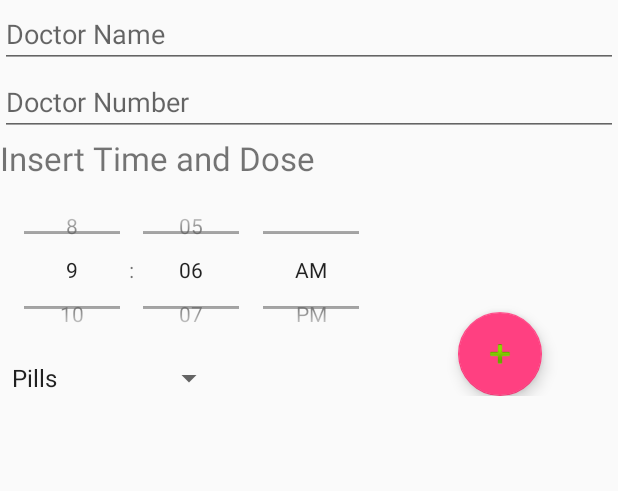
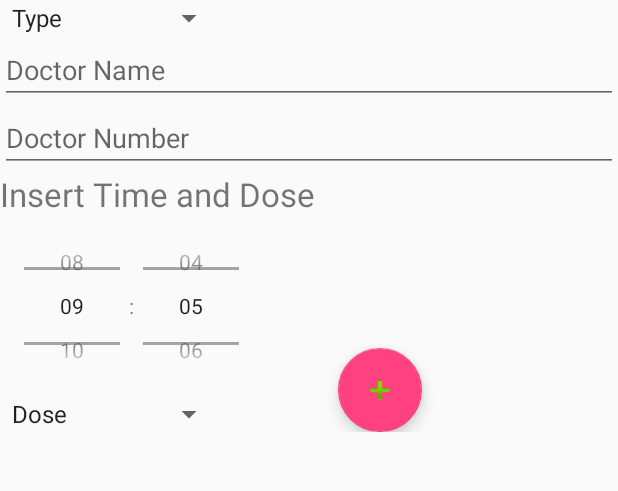
Before and after one commit to zyad224/PrescriptionApp, an Android app: the fragment AddPrescription shown on its own in the app's theme, on a phone screen of 412 x 824 dp, the part 196-687 px from its top. Run offline under Robolectric (Android 15) with nearby library versions, the phone set to English and light mode, and no system bars.

Commit message:
functionalities for AddPrescription page

```diff
--- a/app/src/main/java/com/example/zeyad/prescriptionapp/Fragments/AddPrescription.java
+++ b/app/src/main/java/com/example/zeyad/prescriptionapp/Fragments/AddPrescription.java
@@ -1,20 +1,32 @@
 package com.example.zeyad.prescriptionapp.Fragments;
 
 import android.content.Context;
+import android.content.DialogInterface;
 import android.net.Uri;
 import android.os.Bundle;
+import android.support.design.widget.FloatingActionButton;
+import android.support.design.widget.Snackbar;
 import android.support.v4.app.Fragment;
+import android.support.v7.app.AlertDialog;
+import android.support.v7.app.WindowDecorActionBar;
+import android.util.Log;
 import android.view.LayoutInflater;
 import android.view.View;
 import android.view.ViewGroup;
 import android.support.v7.widget.Toolbar;
+import android.view.animation.Animation;
 import android.widget.AdapterView;
 import android.widget.ArrayAdapter;
+import android.widget.ListView;
 import android.widget.Spinner;
+import android.widget.TimePicker;
 import android.widget.Toast;
 
 import com.example.zeyad.prescriptionapp.MainActivity;
 import com.example.zeyad.prescriptionapp.R;
+
+import java.sql.Time;
+import java.util.ArrayList;
 
 /**
  * A simple {@link Fragment} subclass.
@@ -33,9 +45,17 @@
     // TODO: Rename and change types of parameters
     private String mParam1;
     private String mParam2;
-    private Spinner PillsSpinner;
-    String[] PillsAmount={"Pills","1","2","3","4"};
-
+    private Spinner PillsSpinner,PrescripitonTypeSpinner;
+    private TimePicker tp;
+    private FloatingActionButton TimeDosefab;
+    private ArrayAdapter presTypeAdapter;
+    private ArrayAdapter presDoseAdapter;
+    private ArrayAdapter<String> ListTimeDoseAdapter;
+    private ListView TimeDoselist;
+    private ArrayList<String> arrayList;
+    private String[] PillsAmount={"Dose","1","2","3","4"};
+    private String[] PrescriptionType={"Type","Pills","Syrup","Eyedrops","Injection"};
+    private String hours,minutes,am_pm;
   //  private OnFragmentInteractionListener mListener;
 
     public AddPrescription() {
@@ -75,18 +95,115 @@
                              Bundle savedInstanceState) {
         // Inflate the layout for this fragment
         View view = inflater.inflate(R.layout.fragment_add_prescription, container, false);
-        PillsSpinner = (Spinner) view.findViewById(R.id.Dose);
-        PillsSpinner.setOnItemSelectedListener((AdapterView.OnItemSelectedListener) this);
-        ArrayAdapter aa = new ArrayAdapter(getContext(),android.R.layout.simple_spinner_item,PillsAmount);
-        aa.setDropDownViewResource(android.R.layout.simple_spinner_dropdown_item);
-        PillsSpinner.setAdapter(aa);
+
+        setPillsAmountSpinner(view);
+        setPrescriptionTypeSpinner(view);
+        setTimePicker(view);
+        setTimeDoseList(view);
+
+
         return view;
     }
 
+    private void setTimeDoseList(View view){
 
+
+
+        TimeDoselist = (ListView) view.findViewById(R.id.TimeDoseList);
+        TimeDosefab= (FloatingActionButton) view.findViewById(R.id.AddTimeDoseFab);
+        arrayList = new ArrayList<String>();
+        ListTimeDoseAdapter=new ArrayAdapter<String>(getContext(), android.R.layout.simple_list_item_1, arrayList);
+        TimeDoselist.setAdapter(ListTimeDoseAdapter);
+
+
+        TimeDoselist.setOnItemClickListener(new AdapterView.OnItemClickListener() {
+            public void onItemClick(AdapterView<?> a, View v, int position, long id) {
+                AlertDialog.Builder adb=new AlertDialog.Builder(getContext());
+                adb.setTitle("Delete");
+                adb.setMessage("Are you sure you want to delete this Time and Dose ? ");
+                final int positionToRemove = position;
+                adb.setNegativeButton("Cancel", null);
+                adb.setPositiveButton("Ok", new AlertDialog.OnClickListener() {
+                    public void onClick(DialogInterface dialog, int which) {
+                        arrayList.remove(positionToRemove);
+                        ListTimeDoseAdapter.notifyDataSetChanged();
+                    }});
+                adb.show();
+            }
+        });
+
+        TimeDosefab.setOnClickListener(new View.OnClickListener() {
+            @Override
+            public void onClick(View view) {
+                Animation anim = android.view.animation.AnimationUtils.loadAnimation(TimeDosefab.getContext(),R.anim.shake);
+                anim.setDuration(200L);
+                TimeDosefab.startAnimation(anim);
+
+
+
+                String Dose = PillsSpinner.getSelectedItem().toString();
+                Log.d("fab:", "onTimeChanged: size:"+ hours+"-"+minutes+"-"+am_pm);
+
+                if(Dose != null && !Dose.equals("Dose")&&(hours!=null&&minutes!=null&&am_pm!=null)){
+
+                    if(minutes.length()==1)
+                        minutes="0"+minutes;
+
+                    String Time=hours+":"+minutes+":"+am_pm;
+
+                    arrayList.add(Time+"  "+ Dose);
+                    ListTimeDoseAdapter.notifyDataSetChanged();
+                    Snackbar.make(getActivity().findViewById(android.R.id.content), "You Added a new Time/Dosage", Snackbar.LENGTH_LONG)
+                            .setAction("Action", null).show();
+                    Log.d("fab:", "onTimeChanged: k");
+                }
+
+
+            }
+        });
+
+    }
+
+    private void setTimePicker(View view){
+
+        tp = (TimePicker)view.findViewById(R.id.Time);
+        tp.setIs24HourView(true);
+
+        tp.setOnTimeChangedListener(new TimePicker.OnTimeChangedListener() {
+            @Override
+            public void onTimeChanged(TimePicker view, int hourOfDay, int minute) {
+                //Display the new time to app interface
+                String AMPM = "AM";
+                if(hourOfDay>11)
+                {
+                    hourOfDay = hourOfDay-12;
+                    AMPM = "PM";
+                }
+                hours=String.valueOf(hourOfDay);
+                minutes=String.valueOf(minute);
+                am_pm=String.valueOf(AMPM);
+                Log.d("Time:", "onTimeChanged: "+hours+ ":" + minutes + ":" + am_pm);
+            }
+        });
+    }
+
+    private void setPrescriptionTypeSpinner(View view){
+        PrescripitonTypeSpinner = (Spinner) view.findViewById(R.id.PrescriptionType);
+        PrescripitonTypeSpinner.setOnItemSelectedListener((AdapterView.OnItemSelectedListener) this);
+        presTypeAdapter = new ArrayAdapter(getContext(),android.R.layout.simple_spinner_item,PrescriptionType);
+        presTypeAdapter.setDropDownViewResource(android.R.layout.simple_spinner_dropdown_item);
+        PrescripitonTypeSpinner.setAdapter(presTypeAdapter);
+    }
+    private void setPillsAmountSpinner(View view){
+        PillsSpinner = (Spinner) view.findViewById(R.id.Dose);
+        PillsSpinner.setOnItemSelectedListener((AdapterView.OnItemSelectedListener) this);
+        presDoseAdapter = new ArrayAdapter(getContext(),android.R.layout.simple_spinner_item,PillsAmount);
+        presDoseAdapter.setDropDownViewResource(android.R.layout.simple_spinner_dropdown_item);
+        PillsSpinner.setAdapter(presDoseAdapter);
+    }
     @Override
     public void onItemSelected(AdapterView<?> arg0, View arg1, int position,long id) {
-        Toast.makeText(getContext(), PillsAmount[position], Toast.LENGTH_LONG).show();
+
     }
 
     @Override
--- /dev/null
+++ b/app/src/main/res/anim/shake.xml
@@ -0,0 +1,7 @@
+<set xmlns:android="http://schemas.android.com/apk/res/android">
+    <translate android:duration="150"
+        android:fromXDelta="-10%"
+        android:repeatCount="5"
+        android:repeatMode="reverse"
+        android:toXDelta="10%"/>
+</set>
--- a/app/src/main/res/layout/fragment_add_prescription.xml
+++ b/app/src/main/res/layout/fragment_add_prescription.xml
@@ -37,6 +37,12 @@
                     android:layout_width="fill_parent">
                 </EditText>
 
+            <Spinner
+                android:id="@+id/PrescriptionType"
+                android:layout_width="150dip"
+                android:layout_height="wrap_content"
+                android:spinnerMode="dropdown"
+                 />
                 <EditText
                     android:id="@+id/DoctorName"
                     android:layout_height="wrap_content"
@@ -98,17 +104,17 @@
 
 
             </RelativeLayout>
+
             <ListView
-                android:id="@android:id/list"
+                android:id="@+id/TimeDoseList"
                 android:layout_width="fill_parent"
-                android:layout_height="wrap_content"
+                android:layout_height="100dp"
                 android:drawSelectorOnTop="false"
-                android:textSize="7pt"
+                android:gravity="center"
+                android:paddingBottom="2dip"
                 android:paddingTop="2dip"
-                android:paddingBottom="2dip"
                 android:textColor="@android:color/black"
-                android:gravity="center"
-                />
+                android:textSize="7pt" />
         </LinearLayout>
 
 
```
